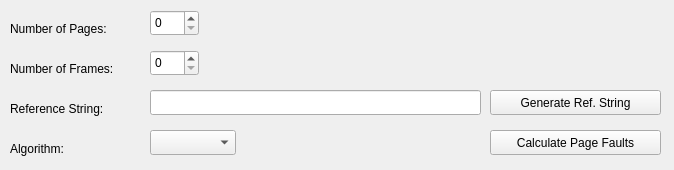
Above: mainwindow.ui from AlexanderDavid/Page-Replacement-Algorithm before the change. Below: the same form after it.
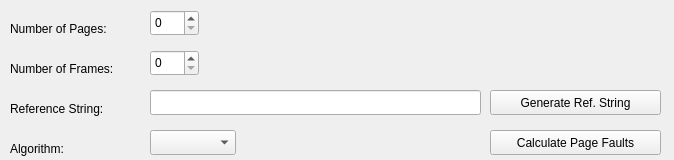
That is the form after the change.

Diff of the .ui file:
```diff
--- a/mainwindow.ui
+++ b/mainwindow.ui
@@ -7,7 +7,7 @@
     <x>0</x>
     <y>0</y>
     <width>674</width>
-    <height>170</height>
+    <height>160</height>
    </rect>
   </property>
   <property name="windowTitle">
```
